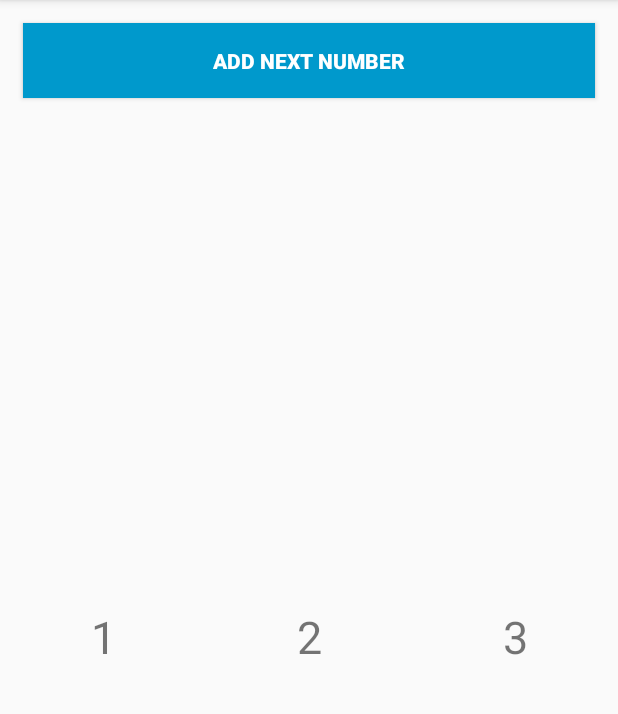
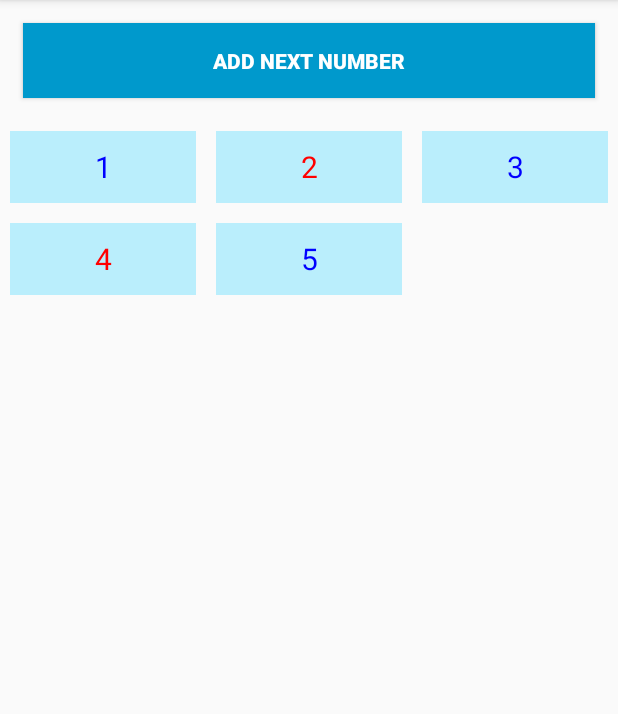
Before and after one commit to NellinLin/android_dz1, an Android app: the screen it shows after launch (MainActivity), on a phone screen of 412 x 824 dp, the part 84-798 px from its top. Run offline under Robolectric (Android 15) with nearby library versions, the phone set to English and light mode, and no system bars.

Commit message:
fixed view list

```diff
--- a/NumbersApplication/app/src/main/java/com/shishova/numbers/app/FragmentNumbersList.java
+++ b/NumbersApplication/app/src/main/java/com/shishova/numbers/app/FragmentNumbersList.java
@@ -1,6 +1,8 @@
 package com.shishova.numbers.app;
 
+import android.app.Activity;
 import android.content.Context;
+import android.content.res.Configuration;
 import android.os.Bundle;
 import android.util.Log;
 import android.view.LayoutInflater;
@@ -20,7 +22,7 @@ public class FragmentNumbersList extends Fragment {
     public final String CLASS_NAME = "FragmentNumbersList";
     public final String NUMBERS_COUNT = "numbersCount";
 
-    private static ArrayList<Integer> numbersData = new ArrayList<>();
+    private static ArrayList<Integer> numbersData;
 
     private RecycleViewAdapter myDateAdapter;
     private RecyclerView recycle;
@@ -45,6 +47,7 @@ public class FragmentNumbersList extends Fragment {
             numbersCount = savedInstanceState.getInt(NUMBERS_COUNT);
         }
 
+        numbersData = new ArrayList<>();
         for (int i = 1; i <= numbersCount; i++) {
             numbersData.add(i);
         }
@@ -69,6 +72,10 @@ public class FragmentNumbersList extends Fragment {
         super.onStart();
 
         int colCount = 3;
+
+        if (getResources().getConfiguration().orientation == Configuration.ORIENTATION_LANDSCAPE) {
+            colCount = 4;
+        }
         recycle.setLayoutManager(new GridLayoutManager(context, colCount));
         recycle.setAdapter(myDateAdapter);
     }
--- a/NumbersApplication/app/src/main/java/com/shishova/numbers/app/RecycleViewAdapter.java
+++ b/NumbersApplication/app/src/main/java/com/shishova/numbers/app/RecycleViewAdapter.java
@@ -1,5 +1,6 @@
 package com.shishova.numbers.app;
 
+import android.graphics.Color;
 import android.view.LayoutInflater;
 import android.view.View;
 import android.view.ViewGroup;
@@ -26,12 +27,26 @@ public class RecycleViewAdapter extends RecyclerView.Adapter<RecycleViewAdapter.
     @Override
     public void onBindViewHolder(@NonNull MyViewHolder holder, int position) {
         int currentNumber = numbersData.get(position);
+        int color = Color.BLUE;
+
+        if (currentNumber % 2 == 0) {
+            color = Color.RED;
+        }
         holder.numberView.setText(String.valueOf(currentNumber));
+        holder.numberView.setTextColor(color);
     }
 
     @Override
     public int getItemCount() {
         return numbersData.size();
+    }
+
+    public ArrayList<Integer> getNumbersData() {
+        return numbersData;
+    }
+
+    public void setNumbersData(ArrayList<Integer> newNumbers) {
+        numbersData = newNumbers;
     }
 
     class MyViewHolder extends RecyclerView.ViewHolder {
--- a/NumbersApplication/app/src/main/res/layout/fragment_numbers_list.xml
+++ b/NumbersApplication/app/src/main/res/layout/fragment_numbers_list.xml
@@ -17,7 +17,7 @@
     <androidx.recyclerview.widget.RecyclerView
         android:id="@+id/fragments_number_list__view"
         android:layout_width="match_parent"
-        android:layout_height="wrap_content">
+        android:layout_height="match_parent">
     </androidx.recyclerview.widget.RecyclerView>
 
 </LinearLayout>
--- a/NumbersApplication/app/src/main/res/layout/item.xml
+++ b/NumbersApplication/app/src/main/res/layout/item.xml
@@ -1,9 +1,10 @@
 <?xml version="1.0" encoding="utf-8"?>
-<RelativeLayout xmlns:android="http://schemas.android.com/apk/res/android"
+<LinearLayout xmlns:android="http://schemas.android.com/apk/res/android"
+    android:minHeight="48dp"
+    android:minWidth="48dp"
     android:layout_width="match_parent"
-    android:layout_height="match_parent"
-    android:minHeight="48dp"
-    android:minWidth="48dp">
+    android:layout_height="wrap_content"
+    android:layout_margin="10px">
 
     <TextView
         android:id="@+id/item__title"
@@ -11,6 +12,8 @@
         android:layout_height="match_parent"
         android:gravity="center"
         android:text="1"
-        android:textSize="30dp"/>
+        android:textSize="20dp"
+        android:background="@color/lightBlue"
+        />
 
-</RelativeLayout>
+</LinearLayout>
--- a/NumbersApplication/app/src/main/res/values/colors.xml
+++ b/NumbersApplication/app/src/main/res/values/colors.xml
@@ -3,4 +3,6 @@
     <color name="colorPrimary">#6200EE</color>
     <color name="colorPrimaryDark">#3700B3</color>
     <color name="colorAccent">#03DAC5</color>
+    <color name="blueAqua">#02F7FD</color>
+    <color name="lightBlue">#BAEEFC</color>
 </resources>
```
